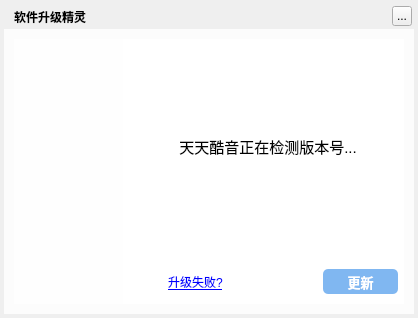
Old version of the form TTKCore/musicUiKits/musicWidgetKits/musicsourceupdatewidget.ui in the repository Greedysky/TTKMusicPlayer.
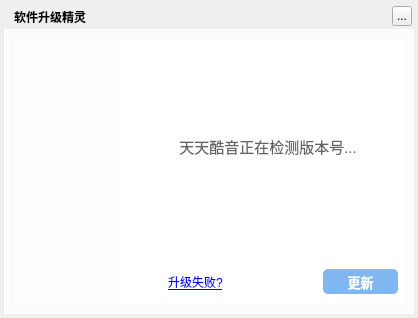
New version of the form. Icons and pictures are not drawn. Custom widgets are drawn as their Qt base class.

```diff
--- a/TTKCore/musicUiKits/musicWidgetKits/musicsourceupdatewidget.ui
+++ b/TTKCore/musicUiKits/musicWidgetKits/musicsourceupdatewidget.ui
@@ -115,7 +115,7 @@
        </rect>
       </property>
       <property name="styleSheet">
-       <string notr="true">font-size:15px</string>
+       <string notr="true">font-size:15px; color:rgb(100, 100, 100);</string>
       </property>
       <property name="text">
        <string>天天酷音正在检测版本号...</string>
```
